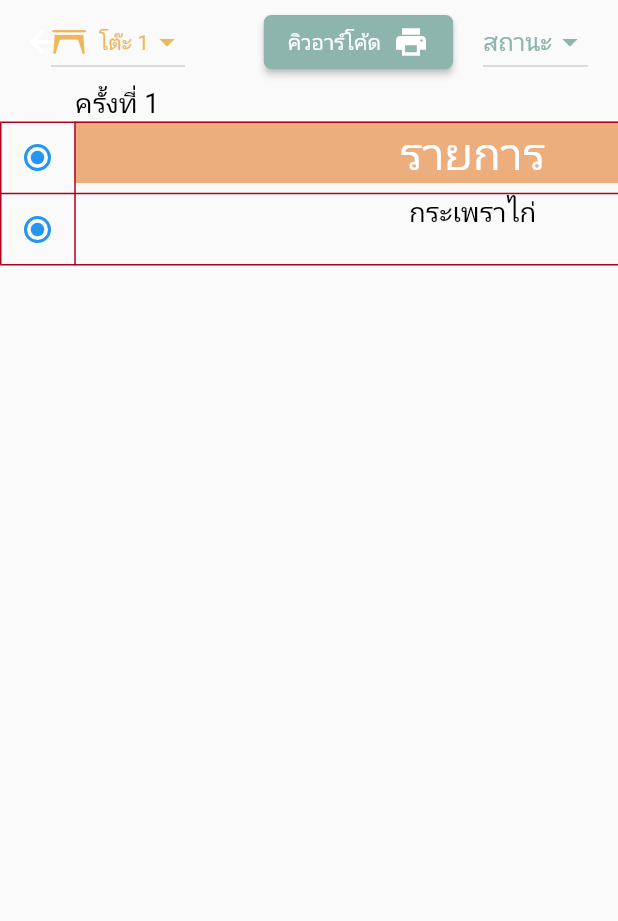
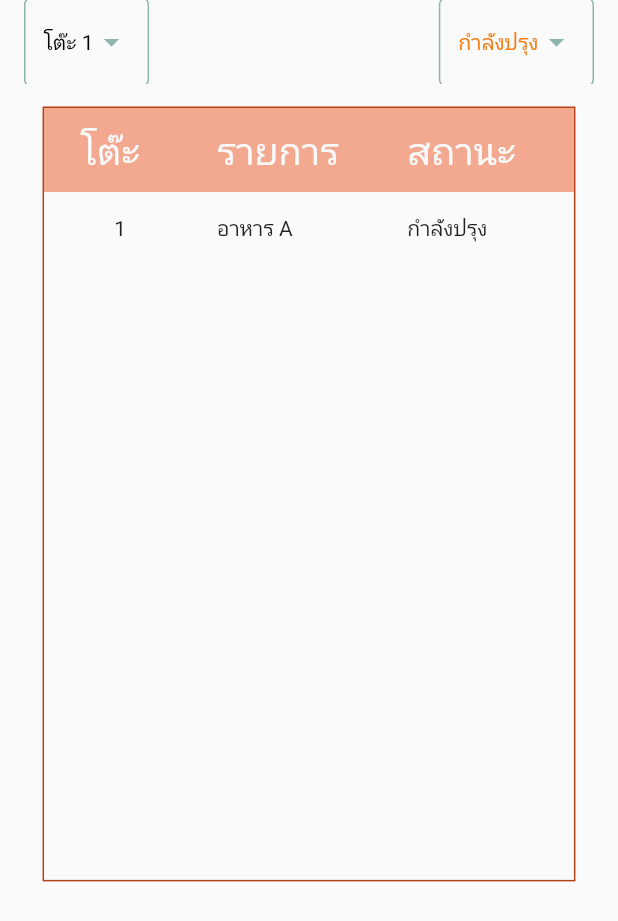
Before and after one commit to peerobinz/workshop2, a Flutter app: the Admin_Order screen opened directly, on a phone screen of 412 x 824 dp. Shown: the top 921 px of the screen. Run offline on Flutter 3.47's test engine with Material 2 defaults, Android fonts, the phone set to English and light mode, and no system bars; our stand-ins replace image_picker, pdf, printing, qr_flutter, syncfusion_flutter_charts; missing offline and left inert: dart:ffi, mysql1, qr; Roboto replaces fonts that are missing (Inter).

Commit message:
no message

```diff
--- a/lib/admin/Admin_Order.dart
+++ b/lib/admin/Admin_Order.dart
@@ -1,248 +1,190 @@
 import 'package:flutter/material.dart';
-import 'package:qr_flutter/qr_flutter.dart';
+import 'package:workshop2test/Text/my_text.dart';
 
 class Admin_Order extends StatefulWidget {
-  const Admin_Order({Key? key}) : super(key: key);
-
   @override
   _Admin_OrderState createState() => _Admin_OrderState();
 }
 
 class _Admin_OrderState extends State<Admin_Order> {
-  String selectedDropdownValue1 = 'โต๊ะ 1';
-  String selectedDropdownValue2 = 'สถานะ';
-  bool isSelected = false;
+  String selectedTable = '1';
+  String selectedStatus = 'กำลังปรุง';
+
+  // Dummy data for the table
+  List<Map<String, dynamic>> orders = [
+    {"table": "1", "item": "อาหาร A", "status": "กำลังปรุง"},
+    {"table": "2", "item": "อาหาร B", "status": "สริฟแล้ว"},
+    {"table": "3", "item": "อาหาร C", "status": "ยกเลิก"},
+    // Add more orders here
+  ];
+
+  // Function to filter orders by status
+  List<Map<String, dynamic>> getFilteredOrders() {
+    if (selectedStatus == 'ทั้งหมด') {
+      return orders;
+    } else {
+      return orders.where((order) => order['status'] == selectedStatus).toList();
+    }
+  }
 
   @override
   Widget build(BuildContext context) {
+    // Call this function to get filtered list based on the selected status
+    List<Map<String, dynamic>> filteredOrders = getFilteredOrders();
+
     return Scaffold(
       appBar: AppBar(
+        automaticallyImplyLeading: false,
         backgroundColor: Colors.transparent,
         elevation: 0,
-        actions: [
-          // สำหรับ DropdownButton "โต๊ะ"
-          Center(
-            child: Padding(
-              padding: const EdgeInsets.symmetric(horizontal: 26.0),
-              child: Container(
-                padding: const EdgeInsets.symmetric(
-                    horizontal: 8.0, vertical: 4.0), // เพิ่ม padding หากจำเป็น
+        title: Row(
+          mainAxisAlignment: MainAxisAlignment.spaceBetween,
+          children: [
+            // Dropdown for Tables
+            Container(
+              padding: EdgeInsets.symmetric(horizontal: 12, vertical: 5),
+              decoration: BoxDecoration(
+                border: Border.all(color: AppColors.tabelGreen),
+                borderRadius: BorderRadius.circular(5),
+              ),
+              child: DropdownButtonHideUnderline(
                 child: DropdownButton<String>(
-                  icon: const Icon(Icons.arrow_drop_down,
-                      color: AppColors.buttonEdit),
-                  style: const TextStyle(
-                      color:
-                          AppColors.buttonEdit), // สีข้อความของ DropdownButton
-                  dropdownColor:
-                      Colors.white, // สีพื้นหลังของตัวเลือกใน DropdownMenu
-                  value: selectedDropdownValue1,
+                  value: selectedTable,
+                  icon: Icon(Icons.arrow_drop_down, color: AppColors.tabelGreen),
                   onChanged: (String? newValue) {
                     setState(() {
-                      selectedDropdownValue1 = newValue!;
+                      selectedTable = newValue!;
+                      // TODO: Update content based on selected table
                     });
                   },
-                  items: <String>['โต๊ะ 1', 'ปุ่ม 2', 'ปุ่ม 3']
+                  items: <String>['1', '2', '3', '4', '5']
                       .map<DropdownMenuItem<String>>((String value) {
                     return DropdownMenuItem<String>(
                       value: value,
-                      child: Row(
-                        children: <Widget>[
-                          Image.asset('assets/icons8-table-60.png',
-                              width: 24,
-                              height: 24,
-                              color: AppColors
-                                  .buttonEdit), // สีไอคอนใน DropdownMenuItem
-                          const SizedBox(width: 8), // ระยะห่าง
-                          Text(
-                            value,
-                            style: const TextStyle(
-                              color: AppColors.buttonEdit,
-                            ), // สีข้อความใน DropdownMenuItem
-                          ),
-                        ],
-                      ),
+                      child: Text('โต๊ะ $value'),
                     );
                   }).toList(),
+                  style: TextStyle(color: Colors.black),
+                  dropdownColor: Colors.white,
                 ),
               ),
             ),
-          ),
-
-          const Spacer(),
-          Row(
-            children: [
-              // สำหรับปุ่ม "คิวอาร์โค้ด"
-              ElevatedButton(
-                style: ElevatedButton.styleFrom(
-                  foregroundColor: AppColors.tabelGreen,
-                  backgroundColor: AppColors.tabelGreen,
-                  shape: RoundedRectangleBorder(
-                    borderRadius: BorderRadius.circular(5),
-                  ),
-                ),
-                onPressed: () {
-                  // โค้ดของคุณ...
-                },
-                child: const Row(
-                  mainAxisSize:
-                      MainAxisSize.min, // ทำให้ Row มีขนาดพอดีกับเนื้อหา
-                  children: <Widget>[
-                    Text(
-                      'คิวอาร์โค้ด',
-                      style: TextStyle(
-                        color: Colors.white,
-                      ),
-                    ),
-                    SizedBox(width: 8), // ระยะห่างระหว่างข้อความกับไอคอน
-                    Icon(Icons.print, color: Colors.white),
-                  ],
-                ),
+            // Dropdown for Status
+            Container(
+              padding: EdgeInsets.symmetric(horizontal: 12, vertical: 5),
+              decoration: BoxDecoration(
+                border: Border.all(color: AppColors.tabelGreen),
+                borderRadius: BorderRadius.circular(5),
               ),
-
-              Padding(
-                padding: const EdgeInsets.symmetric(horizontal: 20.0),
+              child: DropdownButtonHideUnderline(
                 child: DropdownButton<String>(
-                  icon: const Icon(Icons.arrow_drop_down,
-                      color: AppColors.tabelGreen),
-                  value: selectedDropdownValue2,
+                  value: selectedStatus,
+                  icon: Icon(Icons.arrow_drop_down, color: AppColors.tabelGreen),
                   onChanged: (String? newValue) {
                     setState(() {
-                      selectedDropdownValue2 = newValue!;
+                      selectedStatus = newValue!;
+                      // Update the filtered list when status changes
+                      filteredOrders = getFilteredOrders();
                     });
                   },
-                  items: <String>['สถานะ', 'ปุ่ม 2', 'ปุ่ม 3']
+                  items: <String>['ทั้งหมด', 'กำลังปรุง', 'สริฟแล้ว', 'ยกเลิก']
                       .map<DropdownMenuItem<String>>((String value) {
                     return DropdownMenuItem<String>(
                       value: value,
                       child: Text(
                         value,
-                        style: const TextStyle(
-                          color: AppColors.tabelGreen,
+                        style: TextStyle(
+                          color: getStatusColor(value), // Set text color based on status
                         ),
                       ),
                     );
                   }).toList(),
+                  style: TextStyle(color: Colors.black),
+                  dropdownColor: Colors.white,
                 ),
               ),
-            ],
-          ),
-        ],
-      ),
-      body: Center(
-        child: Column(
-          crossAxisAlignment: CrossAxisAlignment
-              .start, // จัดให้เนื้อหาใน Column เริ่มจากด้านซ้าย
-          children: [
-            const Padding(
-              padding: EdgeInsets.only(
-                  left: 50.0), // ปรับตามขนาดของคอลัมน์แรกในตาราง
-              child: Text(
-                'ครั้งที่ 1',
-                style: TextStyle(
-                  fontSize: 18,
-                  color: Colors.black,
-                ),
-              ),
-            ),
-            Table(
-              border: TableBorder.all(color: AppColors.errorColor),
-              columnWidths: {
-                0: const FixedColumnWidth(50),
-                1: const FixedColumnWidth(530),
-                2: const FixedColumnWidth(470),
-              },
-              children: [
-                TableRow(
-                  children: [
-                    TableCell(
-                      child: Container(
-                        alignment: Alignment.center,
-                        child: Radio<bool>(
-                          value: true,
-                          groupValue: true,
-                          onChanged: (bool? newValue) {
-                            setState(() {
-                              isSelected = !isSelected;
-                            });
-                          },
-                        ),
-                      ),
-                    ),
-                    TableCell(
-                      child: Container(
-                        alignment: Alignment.center,
-                        color: AppColors.tabelOn,
-                        child: const Text(
-                          'รายการ',
-                          style: TextStyle(
-                            color: Colors.white,
-                            fontSize: 30,
-                          ),
-                        ),
-                      ),
-                    ),
-                    TableCell(
-                      child: Container(
-                        alignment: Alignment.center,
-                        color: AppColors.tabelOn,
-                        child: const Text(
-                          'สถานะ',
-                          style: TextStyle(
-                            color: Colors.white,
-                            fontSize: 30,
-                          ),
-                        ),
-                      ),
-                    ),
-                  ],
-                ),
-                TableRow(
-                  children: [
-                    TableCell(
-                      child: Container(
-                        alignment: Alignment.center,
-                        child: Radio<bool>(
-                          value: true,
-                          groupValue: true,
-                          onChanged: (bool? newValue) {
-                            setState(() {
-                              isSelected = !isSelected;
-                            });
-                          },
-                        ),
-                      ),
-                    ),
-                    TableCell(
-                        child: Container(
-                      alignment: Alignment.center,
-                      child: const Text(
-                        'กระเพราไก่',
-                        style: TextStyle(
-                          color: Colors.black,
-                          fontSize: 18,
-                        ),
-                      ),
-                    )),
-                    TableCell(
-                      child: Container(
-                        alignment: Alignment.center,
-                        child: const Text(
-                          'กำลังปรุง',
-                          style: TextStyle(
-                            color: AppColors.errorColorOrenc,
-                            fontSize: 18,
-                          ),
-                        ),
-                      ),
-                    ),
-                  ],
-                ),
-              ],
             ),
           ],
         ),
       ),
+      body: Padding(
+        padding: const EdgeInsets.all(15.0),
+        child: LayoutBuilder(
+          builder: (BuildContext context, BoxConstraints constraints) {
+            double tableWidth = constraints.maxWidth * 0.93;
+            double tableHeight = constraints.maxHeight * 0.7;
+
+            return Align(
+              alignment: Alignment.topCenter,
+              child: Container(
+                width: tableWidth,
+                height: tableHeight,
+                decoration: BoxDecoration(
+                  border: Border.all(color: const Color.fromARGB(255, 184, 65, 26)),
+                ),
+                child: Theme(
+                  data: Theme.of(context).copyWith(
+                    dividerColor: Colors.transparent,
+                    dataTableTheme: DataTableThemeData(
+                      headingRowColor: MaterialStateProperty.all(
+                          const Color.fromARGB(137, 237, 99, 53)),
+                    ),
+                  ),
+                  child: SingleChildScrollView(
+                    scrollDirection: Axis.vertical,
+                    child: DataTable(
+                      columnSpacing: 38.0,
+                      columns: const [
+                        DataColumn(label: Text('โต๊ะ', style: MyText.buttonpayment)),
+                        DataColumn(label: Text('รายการ', style: MyText.buttonpayment)),
+                        DataColumn(label: Text('สถานะ', style: MyText.buttonpayment)),
+                      ],
+                      rows: filteredOrders.map<DataRow>((order) {
+                        return DataRow(
+                          cells: [
+                            DataCell(
+                              SizedBox(
+                                width: tableWidth * 0.15,
+                                child: Text(order['table'], textAlign: TextAlign.center),
+                              ),
+                            ),
+                            DataCell(
+                              SizedBox(
+                                width: tableWidth * 0.25,
+                                child: Text(order['item'], textAlign: TextAlign.start),
+                              ),
+                            ),
+                            DataCell(
+                              SizedBox(
+                                width: tableWidth * 0.25,
+                                child: Text(order['status'], textAlign: TextAlign.start),
+                              ),
+                            ),
+                          ],
+                        );
+                      }).toList(),
+                    ),
+                  ),
+                ),
+              ),
+            );
+          },
+        ),
+      ),
     );
+  }
+
+  Color getStatusColor(String status) {
+    switch (status) {
+      case 'กำลังปรุง':
+        return Colors.yellow.shade900;
+      case 'สริฟแล้ว':
+        return Colors.green;
+      case 'ยกเลิก':
+        return Colors.red;
+      default:
+        return Colors.black; // Default color if status doesn't match
+    }
   }
 }
 
@@ -251,6 +193,4 @@ class AppColors {
   static const Color tabelOn = Color(0xFFECAE7D);
   static const Color errorColor02 = Color(0xFFBBBBBB);
   static const Color errorColor = Color(0xFFB00020);
-  static const Color errorColorOrenc = Color(0xFFED6335);
-  static const Color buttonEdit = Color(0xFFEEB75D);
 }
--- a/lib/admin/Admin_Queue.dart
+++ b/lib/admin/Admin_Queue.dart
@@ -140,7 +140,7 @@ class _Admin_QueueState extends State<Admin_Queue> {
                                         child: const Text(
                                           'ดูรายละเอียด',
                                           style: TextStyle(
-                                            fontSize: 14.0,
+                                            fontSize: 12.0,
                                           ),
                                         ),
                                       ),
--- a/lib/admin/Tabbar/MainAdmin.dart
+++ b/lib/admin/Tabbar/MainAdmin.dart
@@ -52,7 +52,7 @@ class _MainAdminState extends State<MainAdmin>
                           builder: (context) => const Admin_CheckBill());
                     case 'order':
                       return MaterialPageRoute(
-                          builder: (context) => const Admin_Order());
+                          builder: (context) =>  Admin_Order());
                     case 'table':
                       return MaterialPageRoute(
                           builder: (context) => const Admin_Table());
```
